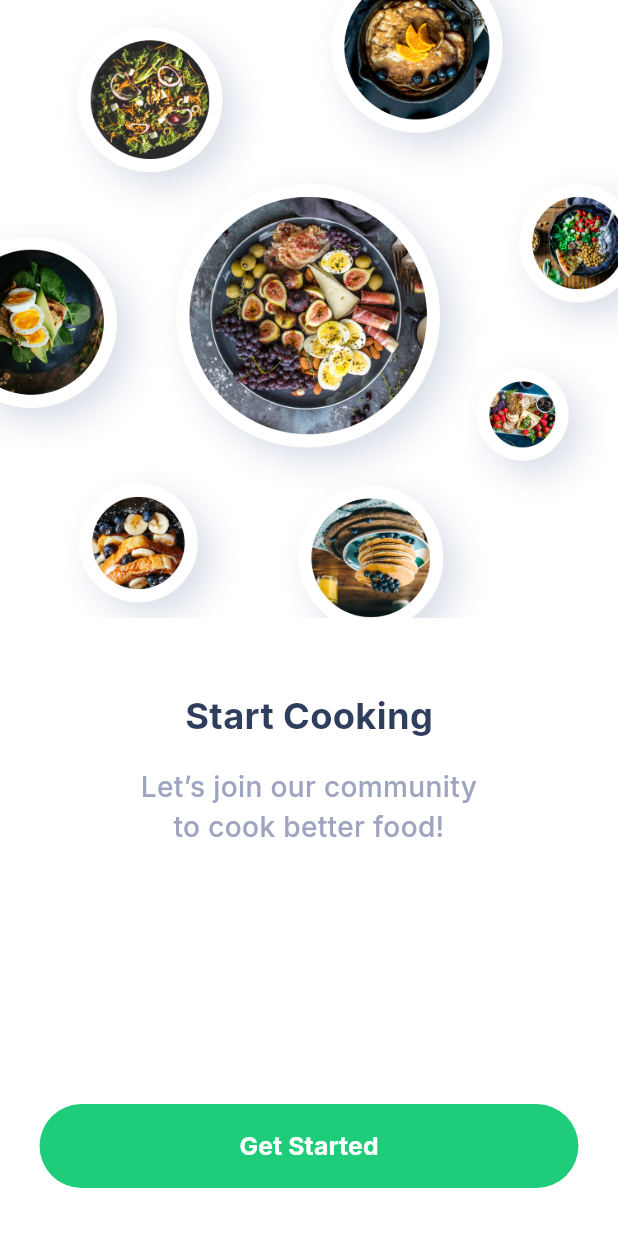
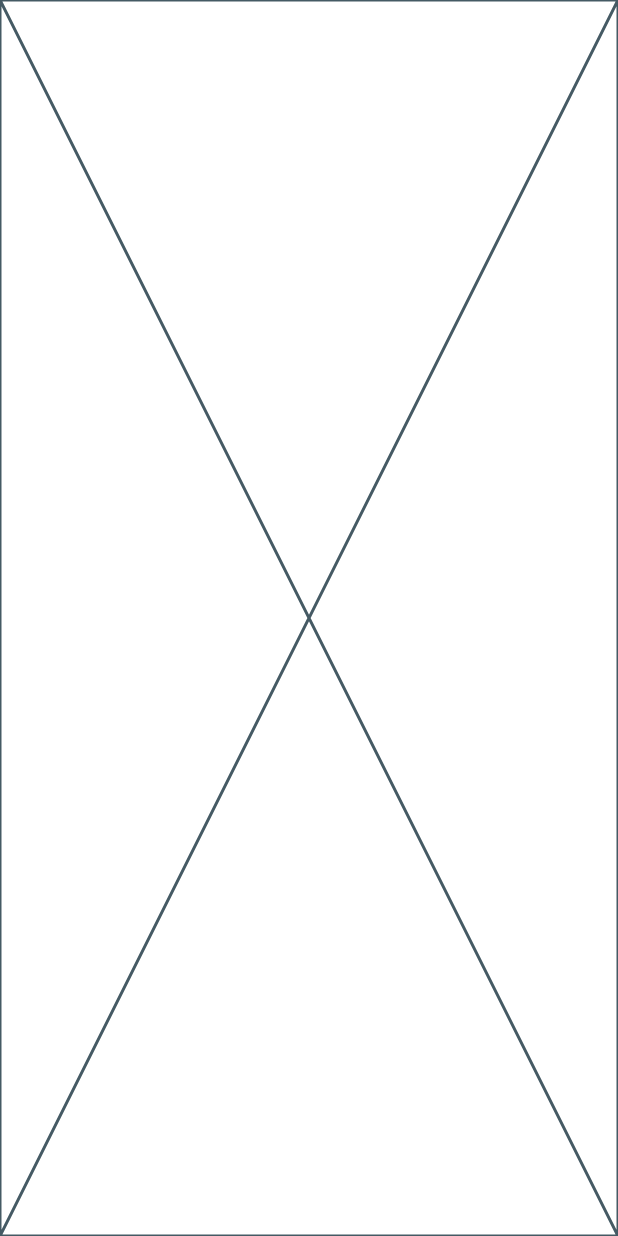
Before and after one commit to Eslam-Hossam1/recipe_application, a Flutter app: the screen it shows after launch, on a phone screen of 412 x 824 dp. Run offline on Flutter 3.47's test engine with Material 3 defaults, Android fonts, the phone set to English and light mode, and no system bars; our stand-ins replace device_preview, flutter_screenutil, go_router, google_fonts, lottie, shared_preferences.

Commit message:
refactor , add responsive padding

```diff
--- a/lib/core/utils/app_router.dart
+++ b/lib/core/utils/app_router.dart
@@ -1,5 +1,6 @@
 // GoRouter configuration
 import 'package:go_router/go_router.dart';
+import 'package:recipe_app/features/auth/presentation/views/login_view.dart';
 import 'package:recipe_app/features/home/presentation/views/home_view.dart';
 import 'package:recipe_app/features/on_boarding/presentation/views/on_boarding_view.dart';
 import 'package:recipe_app/features/splash/presentation/views/splash_view.dart';
@@ -7,11 +8,12 @@ import 'package:recipe_app/features/splash/presentation/views/splash_view.dart';
 abstract class AppRouter {
   static const kHomeView = "/homeview";
   static const kOnBoardingView = "/onboardingview";
+  static const kLoginView = "/loginview";
   static final router = GoRouter(
     routes: [
       GoRoute(
         path: '/',
-        builder: (context, state) => const SplashView(),
+        builder: (context, state) => const LoginView(),
       ),
       GoRoute(
         path: kHomeView,
--- a/lib/core/utils/constants.dart
+++ b/lib/core/utils/constants.dart
@@ -1,3 +1,4 @@
 abstract class Constants {
   static const String kIsOnBoardingOpenedBeforeKey = "isOnBoardingOpenedBefore";
+  static const double kHorizontalPadding = 24;
 }
--- /dev/null
+++ b/lib/core/utils/size_config.dart
@@ -0,0 +1,3 @@
+abstract class SizeConfig {
+  static const double tabletBreakPoint = 600;
+}
--- a/lib/core/widgets/custom_text_button.dart
+++ b/lib/core/widgets/custom_text_button.dart
@@ -1,27 +1,26 @@
 import 'package:flutter/foundation.dart';
 import 'package:flutter/material.dart';
+import 'package:flutter_screenutil/flutter_screenutil.dart';
 import 'package:recipe_app/core/utils/colors.dart';
 import 'package:recipe_app/core/utils/styles.dart';
 
 class CustomTextButton extends StatelessWidget {
   const CustomTextButton(
-      {super.key, this.backgroundColor, required this.text, this.onPressed});
+      {super.key, this.backgroundColor, required this.child, this.onPressed});
   final Color? backgroundColor;
-  final String text;
+  final Widget child;
   final void Function()? onPressed;
   @override
   Widget build(BuildContext context) {
     return SizedBox(
-        height: 56,
+      height: 56.h,
       width: MediaQuery.sizeOf(context).width * .872,
       child: TextButton(
           onPressed: onPressed,
           style: TextButton.styleFrom(
               backgroundColor:
                   backgroundColor ?? AppColors.getPrimaryColor(context)),
-            child: Text(text,
-                style: Styles.textStyleBold15(context).copyWith(
-                  color: Colors.white,
-                ))));
+          child: child),
+    );
   }
 }
--- /dev/null
+++ b/lib/features/auth/presentation/views/login_view.dart
@@ -0,0 +1,14 @@
+import 'package:flutter/material.dart';
+import 'package:recipe_app/features/auth/presentation/views/widgets/login_view_body.dart';
+
+class LoginView extends StatelessWidget {
+  const LoginView({super.key});
+
+  @override
+  Widget build(BuildContext context) {
+    return const SafeArea(
+        child: Scaffold(
+      body: LoginViewBody(),
+    ));
+  }
+}
--- /dev/null
+++ b/lib/features/auth/presentation/views/widgets/login_view_body.dart
@@ -0,0 +1,10 @@
+import 'package:flutter/material.dart';
+
+class LoginViewBody extends StatelessWidget {
+  const LoginViewBody({super.key});
+
+  @override
+  Widget build(BuildContext context) {
+    return const Placeholder();
+  }
+}
--- a/lib/l10n/intl_en.arb
+++ b/lib/l10n/intl_en.arb
@@ -2,4 +2,5 @@
     "onboarding_title":"Start Cooking",
     "onboarding_body":"Let’s join our community\nto cook better food!",
     "onboarding_buttonText":"Get Started"
+
 }
--- a/lib/main.dart
+++ b/lib/main.dart
@@ -2,6 +2,7 @@ import 'package:device_preview/device_preview.dart';
 import 'package:flutter/foundation.dart';
 import 'package:flutter/material.dart';
 import 'package:flutter_localizations/flutter_localizations.dart';
+import 'package:flutter_screenutil/flutter_screenutil.dart';
 import 'package:intl/intl.dart';
 import 'package:recipe_app/core/utils/app_router.dart';
 import 'package:recipe_app/core/utils/app_themes.dart';
@@ -25,6 +26,11 @@ class RecipeApp extends StatelessWidget {
 
   @override
   Widget build(BuildContext context) {
+    return ScreenUtilInit(
+        designSize:
+            const Size(375, 812), // Design size, e.g., iPhone X dimensions
+        minTextAdapt: true,
+        builder: (context, child) {
           return MaterialApp.router(
             routerConfig: AppRouter.router,
 
@@ -41,5 +47,6 @@ class RecipeApp extends StatelessWidget {
             supportedLocales: S.delegate.supportedLocales,
             theme: AppThemes.getLightTheme(isArabic: false),
           );
+        });
   }
 }
--- a/pubspec.yaml
+++ b/pubspec.yaml
@@ -33,6 +33,7 @@ dependencies:
   flutter:
     sdk: flutter
   flutter_localization: ^0.2.2
+  flutter_screenutil: ^5.9.3
   flutter_svg: ^2.0.10+1
   go_router: ^14.2.7
   google_fonts: ^6.2.1
```
Also changed, not shown: lib/features/on_boarding/presentation/views/widgets/on_boarding_view_body.dart (+5 -4 lines), lib/features/splash/presentation/views/widgets/splash_view_body.dart (+10 -10 lines), pubspec.lock. Lines whose indentation alone changed are shown as unchanged.
